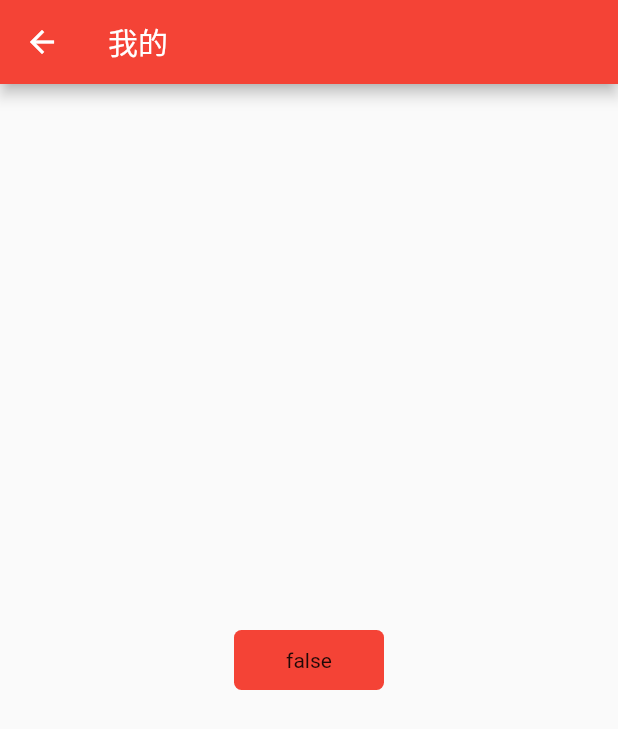
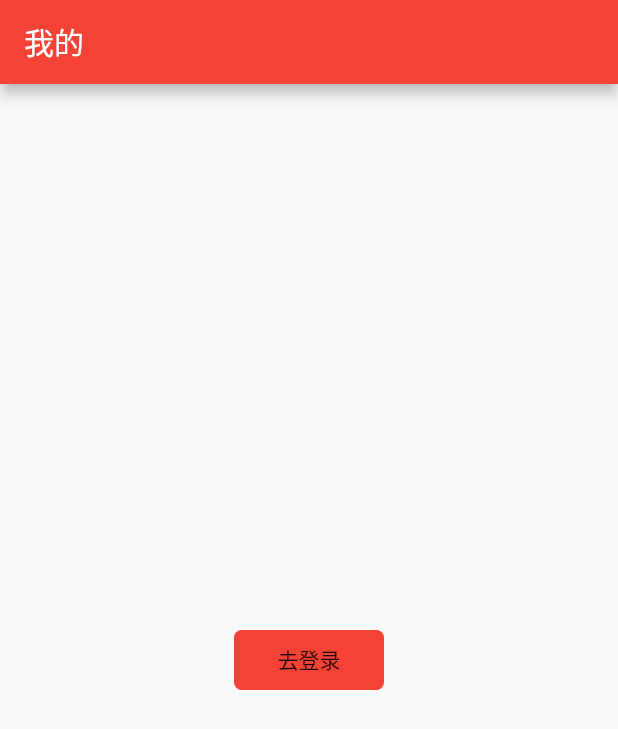
Before and after one commit to xbl741323/Flutter, a Flutter app: the My screen opened directly, on a phone screen of 412 x 824 dp. Shown: the top 729 px of the screen. Run offline on Flutter 3.47's test engine with Material 2 defaults, Android fonts, the phone set to English and light mode, and no system bars; our stand-ins replace dio, shared_preferences; accounts and stored records are empty; network calls fail.

Commit message:
提交更新

```diff
--- a/flutter_study_project/flutter_study/lib/main.dart
+++ b/flutter_study_project/flutter_study/lib/main.dart
@@ -2,6 +2,7 @@ import 'package:flutter/material.dart';
 import 'package:flutter_study/states/global.dart';
 import 'package:flutter_study/states/global_notifier.dart';
 import 'package:flutter_study/views/json/json.dart';
+import 'package:flutter_study/views/login/login.dart';
 import 'package:flutter_study/views/my/my.dart';
 import 'package:flutter_study/views/network/network.dart';
 import 'package:flutter_study/views/state_manage/state_manage.dart';
@@ -45,6 +46,11 @@ class _MyHomePageState extends State<MyHomePage> {
 
   @override
   Widget build(BuildContext context) {
+    return getMainBody();
+  }
+
+  Widget getMainBody(){
+    LoginModel loginModel = Provider.of<LoginModel>(context);
       return Scaffold(
           bottomNavigationBar: BottomNavigationBar(
             unselectedFontSize: 12, // 设置不选中时的字体大小
--- a/flutter_study_project/flutter_study/lib/views/login/login.dart
+++ b/flutter_study_project/flutter_study/lib/views/login/login.dart
@@ -1,6 +1,7 @@
 import 'package:flutter/cupertino.dart';
 import 'package:flutter/material.dart';
 import 'package:flutter_study/api/api_login.dart';
+import 'package:flutter_study/main.dart';
 import 'package:flutter_study/states/global.dart';
 import 'package:flutter_study/views/my/my.dart';
 import 'package:flutter_study/views/state_manage/state_manage.dart';
@@ -34,7 +35,7 @@ class _LoginBodyState extends State<Login> {
       print("点击了登录按钮！");
       this.changeLoginFlag(true);
       if(Global.loginFlag){
-        Navigator.of(context).push(new MaterialPageRoute(builder: (ctx) => My()));
+        Navigator.of(context).push(new MaterialPageRoute(builder: (ctx) => MyApp()));
       }
     }
   }
@@ -42,6 +43,7 @@ class _LoginBodyState extends State<Login> {
   changeLoginFlag(status){
     Global.loginFlag = status;
     Global.savePreference('loginFlag',status);
+    print(Global.loginFlag);
   }
 
   @override
--- a/flutter_study_project/flutter_study/lib/views/my/my.dart
+++ b/flutter_study_project/flutter_study/lib/views/my/my.dart
@@ -1,4 +1,5 @@
 import 'package:flutter/material.dart';
+import 'package:flutter_study/main.dart';
 import 'package:flutter_study/states/global_notifier.dart';
 import 'package:flutter_study/views/login/login.dart';
 import 'package:flutter_study/states/global.dart';
@@ -16,15 +17,17 @@ class _MyState extends State<My> {
   changeLoginFlag(status){
     Global.loginFlag = status;
     Global.savePreference('loginFlag',status);
+    print(Global.loginFlag);
   }
 
   skip(){
     setState(() {
-        loginFlag = !loginFlag;
+        if(loginFlag){
+          loginFlag = false;
+        }
     });
     this.changeLoginFlag(loginFlag);
-    print(Global.loginFlag);
-    // Navigator.of(context).push(new MaterialPageRoute(builder: (ctx) => Login()));
+    Navigator.of(context).push(new MaterialPageRoute(builder: (ctx) => Login()));
   }
 
   @override
@@ -45,7 +48,7 @@ class _MyState extends State<My> {
 
   Widget getMyBody(){
     LoginModel loginModel = Provider.of<LoginModel>(context);
-    if(loginModel.loginFlag){
+    if(!loginModel.loginFlag){
       return Center(
         child: GestureDetector(
           child: Container(
@@ -57,18 +60,29 @@ class _MyState extends State<My> {
               borderRadius: BorderRadius.all(Radius.circular(5)),
             ),
             child: Consumer<LoginModel>(
-              builder: (context,loginModel,Widget child) =>Text(
-                  '${loginModel.loginFlag}'
-              ),
+                builder: (context,loginModel,Widget child) {
+                  return Text(
+                      "${loginModel.loginFlag== false?'去登录':'退出'}"
+                  );
+                }
             ),
           ),
           onTap: () => this.skip(),
         ),
       );
     }else{
-      return Center(
-        child: GestureDetector(
+      return Container(
+        alignment: Alignment.center,
+        child: Column(
+          mainAxisAlignment: MainAxisAlignment.center,
+          crossAxisAlignment: CrossAxisAlignment.center,
+          children: [
+            Container(
+              child: Text('欢迎你! master',style: TextStyle(color: Colors.red,fontSize: 20)),
+            ),
+            GestureDetector(
               child: Container(
+                margin: EdgeInsets.only(top: 50),
                 alignment: Alignment.center,
                 width: 100,
                 height: 40,
@@ -77,12 +91,16 @@ class _MyState extends State<My> {
                   borderRadius: BorderRadius.all(Radius.circular(5)),
                 ),
                 child: Consumer<LoginModel>(
-              builder: (context,loginModel,Widget child) =>Text(
-                  '${loginModel.loginFlag}'
-              ),
+                    builder: (context,loginModel,Widget child) {
+                      return Text(
+                          "${loginModel.loginFlag== false?'去登录':'退出'}"
+                      );
+                    }
                 ),
               ),
               onTap: () => this.skip(),
+            ),
+          ],
         ),
       );
     }
```
Also changed, not shown: flutter_study_project/flutter_study/lib/components/style/style_tabbarview.dart (+7 -33 lines), flutter_study_project/flutter_study/lib/components/style/style_wrap.dart (+4 -14 lines), flutter_study_project/flutter_study/lib/views/state_manage/state_manage.dart (+12 -13 lines), flutter_study_project/flutter_study/lib/views/style/style.dart (+14 -14 lines). Lines whose indentation alone changed are shown as unchanged.
